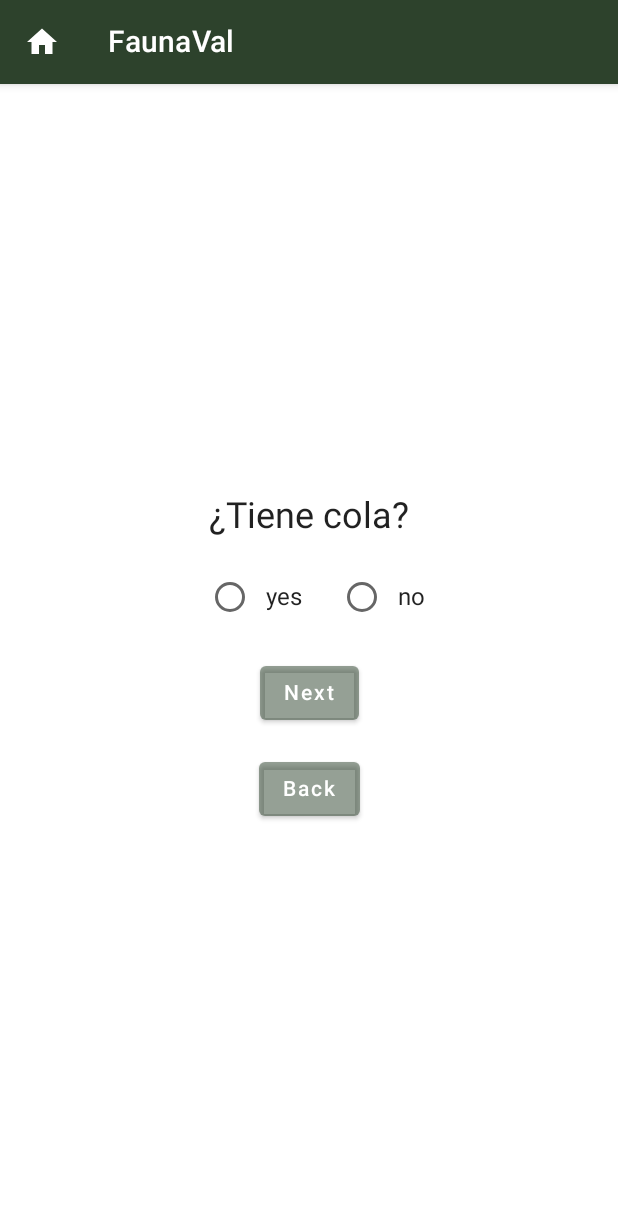
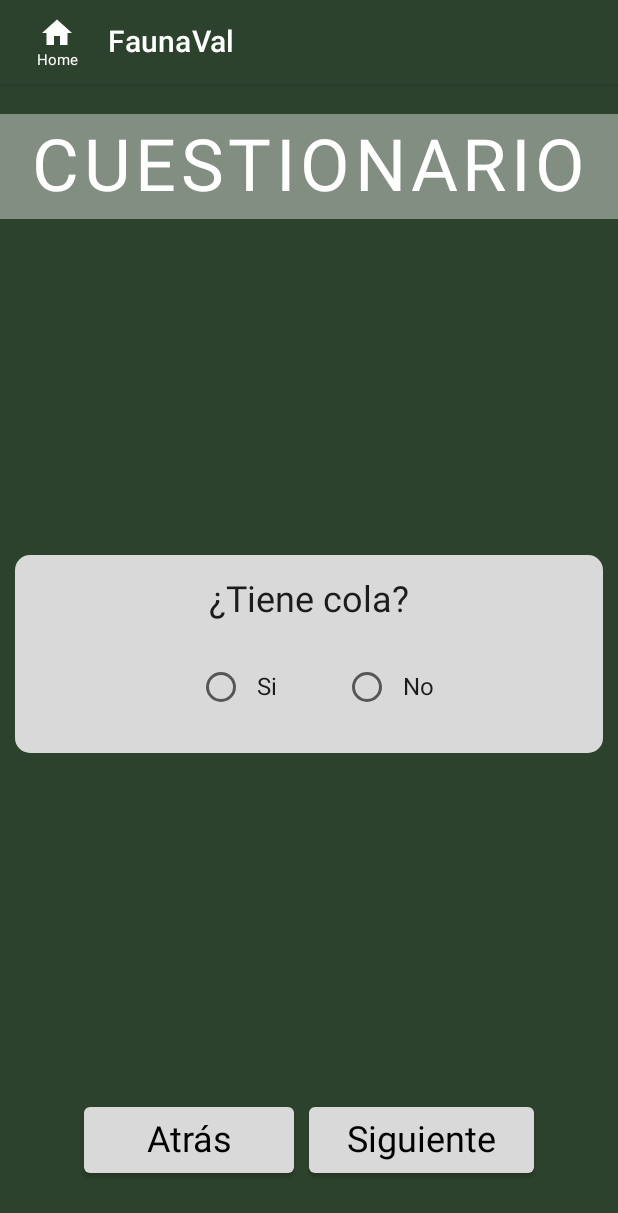
Before and after one commit to FaunaVal/FaunaVal-App, an Android app built with Jetpack Compose: the AmphibiaIdentificationPage screen opened through its navigation route, on a phone screen of 412 x 824 dp. Shown: the top 1213 px of the screen. Run offline under Robolectric (Android 15) with nearby library versions, the phone set to English and light mode, and no system bars; our stand-ins replace Dagger/Hilt's generated code.

Commit message:
[MOD] Improved identify questions interface and refactor

```diff
--- a/app/src/main/java/com/torregrosa/faunaval/App.kt
+++ b/app/src/main/java/com/torregrosa/faunaval/App.kt
@@ -3,6 +3,16 @@ package com.torregrosa.faunaval
 import android.app.Application
 import dagger.hilt.android.HiltAndroidApp
 
+
 @HiltAndroidApp
 class App : Application() {
+
+    companion object {
+        lateinit var context: App private set
+    }
+
+    override fun onCreate() {
+        super.onCreate()
+        context = this
+    }
 }
--- a/app/src/main/java/com/torregrosa/faunaval/FaunaValScreen.kt
+++ b/app/src/main/java/com/torregrosa/faunaval/FaunaValScreen.kt
@@ -1,13 +1,18 @@
 package com.torregrosa.faunaval
 
+import androidx.compose.foundation.layout.Arrangement
+import androidx.compose.foundation.layout.Column
+import androidx.compose.foundation.layout.fillMaxSize
 import androidx.compose.foundation.layout.padding
 import androidx.compose.material.*
 import androidx.compose.material.icons.Icons
 import androidx.compose.material.icons.filled.Home
 import androidx.compose.runtime.Composable
+import androidx.compose.ui.Alignment
 import androidx.compose.ui.Modifier
 import androidx.compose.ui.graphics.Color
 import androidx.compose.ui.res.stringResource
+import androidx.compose.ui.unit.sp
 import androidx.hilt.navigation.compose.hiltViewModel
 import androidx.navigation.NavType
 import androidx.navigation.compose.NavHost
@@ -31,10 +36,17 @@ fun FaunaValAppBar(
         backgroundColor = BackgroundColor,
         navigationIcon = {
             IconButton(onClick = navigateUp) {
-                Icon(
-                    imageVector = Icons.Filled.Home,
-                    contentDescription = "Atrás"
-                )
+                Column(
+                    horizontalAlignment = Alignment.CenterHorizontally,
+                    verticalArrangement = Arrangement.Center,
+                    modifier = Modifier.fillMaxSize()
+                ) {
+                    Icon(
+                        imageVector = Icons.Filled.Home,
+                        contentDescription = "Atrás",
+                    )
+                    Text(text = "Home", fontSize = 10.sp)
+                }
             }
         }
     )
--- a/app/src/main/java/com/torregrosa/faunaval/MainActivity.kt
+++ b/app/src/main/java/com/torregrosa/faunaval/MainActivity.kt
@@ -3,7 +3,6 @@ package com.torregrosa.faunaval
 import android.os.Bundle
 import androidx.activity.ComponentActivity
 import androidx.activity.compose.setContent
-import com.torregrosa.faunaval.repository.AnimalRepository
 import com.torregrosa.faunaval.ui.theme.FaunaValTheme
 import dagger.hilt.android.AndroidEntryPoint
 import javax.inject.Inject
--- a/app/src/main/java/com/torregrosa/faunaval/di/DataSourceModule.kt
+++ b/app/src/main/java/com/torregrosa/faunaval/di/DataSourceModule.kt
@@ -4,10 +4,8 @@ import com.torregrosa.faunaval.repository.AnimalRepository
 import com.torregrosa.faunaval.repository.AnimalRepositoryImp
 import dagger.Binds
 import dagger.Module
-import dagger.Provides
 import dagger.hilt.InstallIn
 import dagger.hilt.components.SingletonComponent
-import javax.inject.Named
 import javax.inject.Singleton
 
 
--- a/app/src/main/java/com/torregrosa/faunaval/di/RepositoryModule.kt
+++ b/app/src/main/java/com/torregrosa/faunaval/di/RepositoryModule.kt
@@ -19,8 +19,8 @@ class RepositoryModule {
     @Singleton
     @Named("BaseUrl")
 
-    fun provideBaseUrl() = "http://192.168.0.103:8080/ctn/"
-    //fun provideBaseUrl() = "http://3.95.21.11:8080/ctn/"
+    //fun provideBaseUrl() = "http://192.168.0.103:8080/ctn/"
+    fun provideBaseUrl() = "http://34.228.25.144:8080/ctn/"
 
     @Provides
     @Singleton
--- a/app/src/main/java/com/torregrosa/faunaval/model/Animal.kt
+++ b/app/src/main/java/com/torregrosa/faunaval/model/Animal.kt
@@ -8,5 +8,5 @@ data class Animal(
     val orden: String,
     val familia: String,
     val descripcion: String,
-    val fotos : List<Foto>
+    val fotos: List<Foto>
 )
--- a/app/src/main/java/com/torregrosa/faunaval/model/ApiResponse.kt
+++ /dev/null
@@ -1,5 +0,0 @@
-package com.torregrosa.faunaval.model
-
-data class ApiResponse(
-    var animalList: List<Animal> = emptyList()
-)
--- a/app/src/main/java/com/torregrosa/faunaval/ui/identify/AmphibiaQuestionsActivity.kt
+++ b/app/src/main/java/com/torregrosa/faunaval/ui/identify/AmphibiaQuestionsActivity.kt
@@ -1,66 +1,115 @@
 package com.torregrosa.faunaval.ui.identify
 
+import androidx.compose.foundation.background
 import androidx.compose.foundation.layout.*
+import androidx.compose.foundation.rememberScrollState
+import androidx.compose.foundation.shape.RoundedCornerShape
+import androidx.compose.foundation.verticalScroll
 import androidx.compose.material.Button
+import androidx.compose.material.ButtonDefaults
 import androidx.compose.material.MaterialTheme
-import androidx.compose.material.RadioButton
 import androidx.compose.material.Text
 import androidx.compose.runtime.*
 import androidx.compose.ui.Alignment
 import androidx.compose.ui.Modifier
+import androidx.compose.ui.draw.clip
 import androidx.compose.ui.platform.LocalContext
+import androidx.compose.ui.res.stringResource
 import androidx.compose.ui.tooling.preview.Preview
 import androidx.compose.ui.unit.dp
 import androidx.navigation.NavController
 import androidx.navigation.NavHostController
+import com.torregrosa.faunaval.App
+import com.torregrosa.faunaval.R
+import com.torregrosa.faunaval.ui.theme.BackgroundColor
+import com.torregrosa.faunaval.ui.theme.ButtonColor
 
 sealed class Question(val text: String)
 
-object InitialQuestion : Question("¿Tiene cola?")
-object BodyQuestion : Question("¿Tiene el cuerpo rechoncho y las patas cortas?")
-object EyeQuestion : Question("¿Tiene el iris del ojo anaranjado o rojo?")
-object SkinQuestion : Question("¿Tiene puntos anaranjados en la piel?")
+object InitialQuestion : Question(App.context.getString(R.string.anfibios_pregunta_1))
+object BodyQuestion : Question(App.context.getString(R.string.anfibios_pregunta_2))
+object EyeQuestion : Question(App.context.getString(R.string.anfibios_pregunta_3))
+object SkinQuestion : Question(App.context.getString(R.string.anfibios_pregunta_4))
 
 @Composable
-fun QuestionScreen(navController: NavController) {
+fun QuestionsScreen(navController: NavController) {
+    Column(
+        modifier = Modifier
+            .fillMaxSize()
+            .background(BackgroundColor),
+        horizontalAlignment = Alignment.CenterHorizontally,
+        verticalArrangement = Arrangement.SpaceBetween
+    ) {
+        TitleQuestions()
+        QuestionsColumn(navController = navController)
+    }
+
+}
+
+@Composable
+fun QuestionsColumn(navController: NavController) {
     var currentQuestion by remember { mutableStateOf<Question>(InitialQuestion) }
     var answers by remember { mutableStateOf("") }
 
     Column(
         modifier = Modifier
-            .fillMaxSize()
-            .padding(16.dp),
+            .padding(start = 10.dp, end = 10.dp)
+            .fillMaxWidth()
+            .clip(shape = RoundedCornerShape(10.dp))
+            .background(ButtonColor)
+            .verticalScroll(rememberScrollState()),
         verticalArrangement = Arrangement.Center,
         horizontalAlignment = Alignment.CenterHorizontally
     ) {
         Text(
             text = currentQuestion.text,
             style = MaterialTheme.typography.h5,
-            modifier = Modifier.padding(bottom = 16.dp)
+            modifier = Modifier.padding(16.dp)
         )
         Row(
             modifier = Modifier.padding(bottom = 16.dp),
             verticalAlignment = Alignment.CenterVertically
         ) {
-            RadioButton(
+            RadioButtonOption(
                 selected = answers == "1",
-                onClick = { answers = "1" })
-            Text(
-                text = "yes",
-                style = MaterialTheme.typography.body1
+                onClick = { answers = "1" },
+                resLabel = R.string.si
             )
             Spacer(
                 modifier = Modifier.width(16.dp)
             )
-            RadioButton(
+            RadioButtonOption(
                 selected = answers == "0",
-                onClick = { answers = "0" })
-            Text(
-                text = "no",
-                style = MaterialTheme.typography.body1
+                onClick = { answers = "0" },
+                resLabel = R.string.no
             )
         }
+    }
+
+    Row(
+        modifier = Modifier.padding(10.dp)
+    ) {
         Button(
+            modifier = Modifier
+                .widthIn(min = 150.dp)
+                .padding(bottom = 30.dp, end = 10.dp),
+            colors = ButtonDefaults.buttonColors(
+                backgroundColor = ButtonColor
+            ),
+            onClick = {
+                currentQuestion = InitialQuestion
+                answers = ""
+            }
+        ) {
+            Text(text = stringResource(R.string.boton_atras), style = MaterialTheme.typography.h5)
+        }
+        Button(
+            modifier = Modifier
+                .widthIn(min = 150.dp)
+                .padding(bottom = 30.dp),
+            colors = ButtonDefaults.buttonColors(
+                backgroundColor = ButtonColor
+            ),
             onClick = {
                 when (currentQuestion) {
                     InitialQuestion -> if (answers == "1") {
@@ -88,21 +137,14 @@ fun QuestionScreen(navController: NavController) {
                         // Ejecutar función cuando la respuesta es negativa (Piel)
                         searchFunction("0", navController)
                     }
-                    else -> {answers = ""}
                 }
                 answers = ""
             },
-            modifier = Modifier.padding(bottom = 16.dp)
         ) {
-            Text(text = "Next")
-        }
-        Button(
-            onClick = {
-                currentQuestion = InitialQuestion
-                answers = ""
-            }
-        ) {
-            Text(text = "Back")
+            Text(
+                text = stringResource(R.string.boton_siguiente),
+                style = MaterialTheme.typography.h5
+            )
         }
     }
 }
@@ -113,7 +155,7 @@ fun searchFunction(query: String, navController: NavController) {
 
 @Composable
 fun AmphibiaIdentificationPage(navController: NavController) {
-    QuestionScreen(navController)
+    QuestionsScreen(navController)
 }
 
 @Preview(showBackground = true)
--- a/app/src/main/java/com/torregrosa/faunaval/ui/identify/CategoryQuestionActivity.kt
+++ b/app/src/main/java/com/torregrosa/faunaval/ui/identify/CategoryQuestionActivity.kt
@@ -44,7 +44,7 @@ fun CategoryQuestions(navController: NavController) {
     var selectedOption by remember { mutableStateOf("") }
     Column(
         modifier = Modifier
-            .padding(start = 10.dp, end = 10.dp, top = 30.dp)
+            .padding(start = 10.dp, end = 10.dp)
             .clip(shape = RoundedCornerShape(10.dp))
             .background(ButtonColor)
             .verticalScroll(rememberScrollState()),
--- a/app/src/main/res/values/strings.xml
+++ b/app/src/main/res/values/strings.xml
@@ -27,4 +27,12 @@
     <string name="categoria_respuesta_3">Parece una tortuga, serpiente o lagarto (Reptiles)</string>
     <string name="categoria_respuesta_4">Parece un sapo, rana o lagarto de agua (Anfibios)</string>
     <string name="siguiente">Siguiente</string>
+    <string name="anfibios_pregunta_1">¿Tiene cola?</string>
+    <string name="anfibios_pregunta_2">¿Tiene el cuerpo rechoncho y las patas cortas?</string>
+    <string name="anfibios_pregunta_3">¿Tiene el iris del ojo anaranjado o rojo?</string>
+    <string name="anfibios_pregunta_4">¿Tiene puntos anaranjados en la piel?</string>
+    <string name="si">Si</string>
+    <string name="no">No</string>
+    <string name="boton_siguiente">Siguiente</string>
+    <string name="boton_atras">Atrás</string>
 </resources>
```
